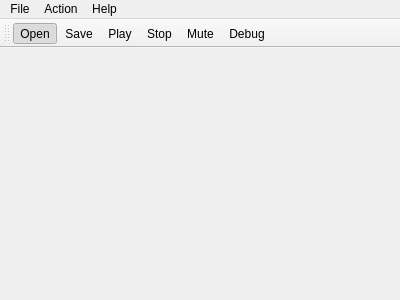
nbouchinet/gbmu, file src/ui/mainwindow.ui: the form before one commit.
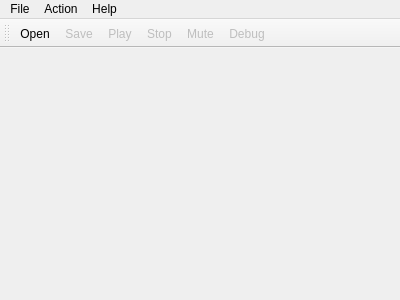
The form after the commit. Icons and pictures are not drawn.

Commit message: when you press reset the screen is cleared, no more segf when reopening debugger with a new game

What changed in the file:
```diff
--- a/src/ui/mainwindow.ui
+++ b/src/ui/mainwindow.ui
@@ -75,7 +75,7 @@
     <bool>true</bool>
    </property>
    <property name="checked">
-    <bool>true</bool>
+    <bool>false</bool>
    </property>
    <property name="icon">
     <iconset resource="resource.qrc">
@@ -89,6 +89,9 @@
    </property>
   </action>
   <action name="actionPlay">
+   <property name="enabled">
+    <bool>false</bool>
+   </property>
    <property name="icon">
     <iconset resource="resource.qrc">
      <normaloff>:/resources/pause.png</normaloff>:/resources/pause.png</iconset>
@@ -101,6 +104,9 @@
    </property>
   </action>
   <action name="actionStop">
+   <property name="enabled">
+    <bool>false</bool>
+   </property>
    <property name="icon">
     <iconset resource="resource.qrc">
      <normaloff>:/resources/stop.png</normaloff>:/resources/stop.png</iconset>
@@ -113,6 +119,9 @@
    </property>
   </action>
   <action name="actionMute">
+   <property name="enabled">
+    <bool>false</bool>
+   </property>
    <property name="icon">
     <iconset resource="resource.qrc">
      <normaloff>:/resources/mute.png</normaloff>:/resources/mute.png</iconset>
@@ -125,6 +134,9 @@
    </property>
   </action>
   <action name="actionDebug">
+   <property name="enabled">
+    <bool>false</bool>
+   </property>
    <property name="icon">
     <iconset resource="resource.qrc">
      <normaloff>:/resources/bug.png</normaloff>:/resources/bug.png</iconset>
@@ -137,6 +149,9 @@
    </property>
   </action>
   <action name="actionSave">
+   <property name="enabled">
+    <bool>false</bool>
+   </property>
    <property name="icon">
     <iconset resource="resource.qrc">
      <normaloff>:/resources/save.png</normaloff>:/resources/save.png</iconset>
```
Left out of the diff: 2 changed lines with no effect on the pictures. The commit also changes 5 other files.
